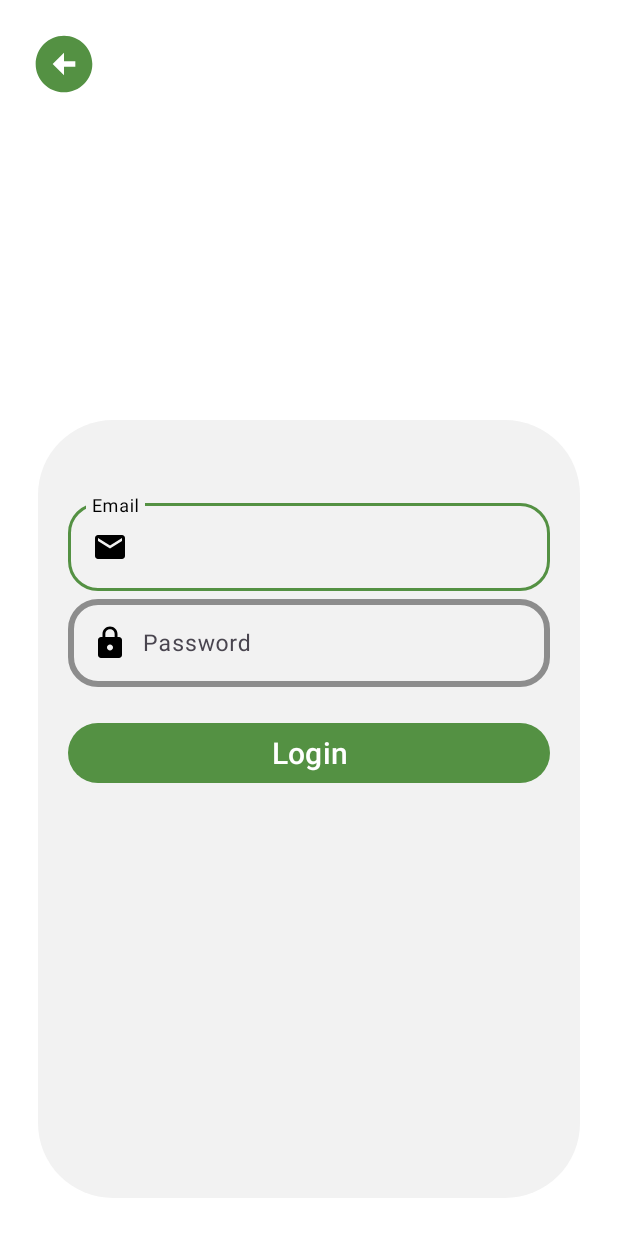
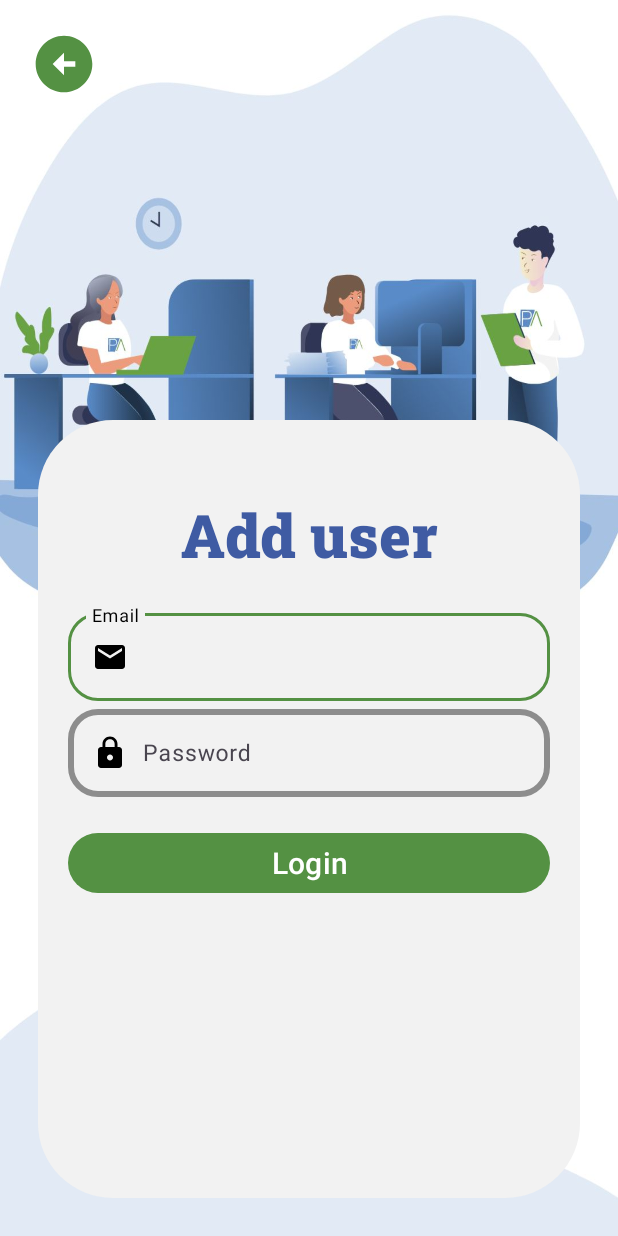
Before and after one commit to akstDonda/inventory-management, an Android app: the CreateNewUser screen opened directly, with no data from a screen before it, on a phone screen of 412 x 824 dp. Run offline under Robolectric (Android 15) with nearby library versions, the light colour scheme and no system bars; our stand-ins replace Firebase (no records; nobody signed in at launch, a user with empty details on screens opened directly); 4 statements that could not run were skipped.

Commit message:
add user page change

```diff
--- a/app/src/main/res/layout/activity_admin_add_user.xml
+++ b/app/src/main/res/layout/activity_admin_add_user.xml
@@ -4,7 +4,7 @@
     xmlns:tools="http://schemas.android.com/tools"
     android:layout_width="match_parent"
     android:layout_height="match_parent"
-    android:background="@color/white"
+    android:background="@drawable/usertypeback"
     tools:context=".common.LoginActivity">
 
     <ImageButton
@@ -18,6 +18,11 @@
 
     <LinearLayout
         style="@style/formBackground">
+        <TextView
+            style="@style/formTitle"
+            android:id="@+id/uadd"
+            android:text="Add user"
+            tools:ignore="HardcodedText" />
 
         <com.google.android.material.textfield.TextInputLayout
             style="@style/primaryTextInputLayout"
```
